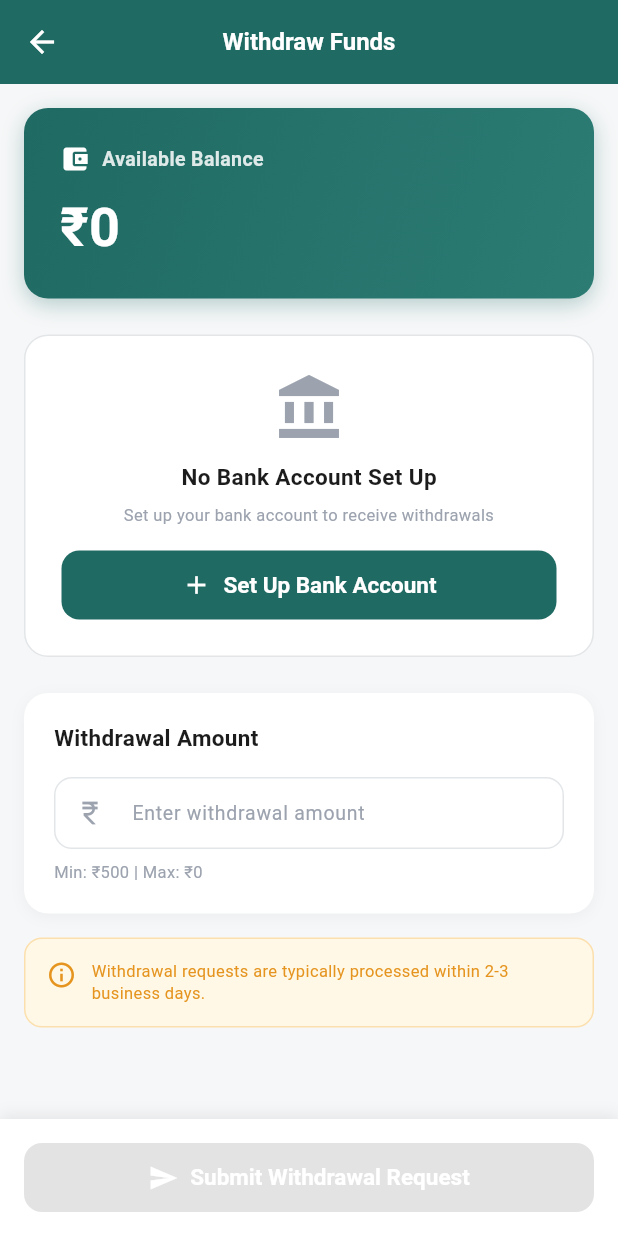
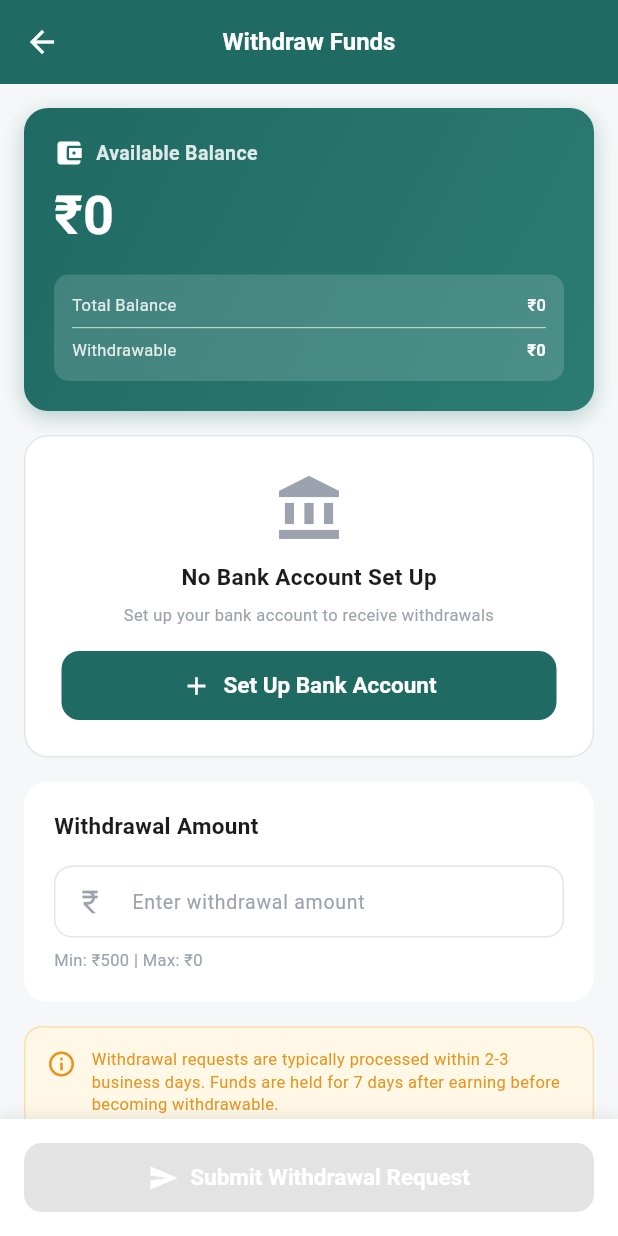
Before and after one commit to mihir-kanzariya/salon-owner, a Flutter app: the EarningsScreen screen opened directly with empty values, after a tap on "Withdraw Funds", on a phone screen of 412 x 824 dp. Run offline on Flutter 3.47's test engine with Material 3 defaults, Android fonts, the phone set to English and light mode, and no system bars; our stand-ins replace cached_network_image, connectivity_plus, firebase_core, firebase_messaging, flutter_local_notifications, flutter_secure_storage and 6 more; accounts and stored records are empty; network calls fail; project files that could hold a hidden picture were left out.

Commit message:
feat: integrate wallet system into earnings and withdrawal flow
Earnings Screen:
- Now fetches wallet summary alongside earnings data
- Stats grid shows: Withdrawable, Net Earnings, Pending Withdrawal, Commission
- Withdrawable balance comes from wallet API (not total_net from earnings)
- Passes correct withdrawable amount to withdrawal screen

Withdrawal Screen:
- Fetches wallet balance independently via GET /wallet/salon/:id/summary
- Shows full balance breakdown: total, held (7-day), pending, withdrawable
- Uses wallet withdraw endpoint (POST /wallet/salon/:id/withdraw)
- Min withdrawal from backend config (not hardcoded)
- Pull-to-refresh to reload wallet + bank data
- Disabled submit button when balance < minimum

Translations:
- Added: withdrawable, total_balance, held, pending_withdrawal (en + gu)

Data Flow:
  Dashboard → Earnings Screen → Withdrawal Screen
  Each screen fetches fresh wallet data independently
  No stale balance passed between screens

Co-Authored-By: Claude Opus 4.6 (1M context) <noreply@anthropic.com>

```diff
--- a/lib/core/i18n/app_translations.dart
+++ b/lib/core/i18n/app_translations.dart
@@ -242,6 +242,10 @@ class AppTranslations {
     'total_commission': 'Total Commission',
     'net_earnings': 'Net Earnings',
     'total_bookings_count': 'Total Bookings',
+    'withdrawable': 'Withdrawable',
+    'total_balance': 'Total Balance',
+    'held': 'Held',
+    'pending_withdrawal': 'Pending Withdrawal',
     'request_withdrawal': 'Request Withdrawal',
     'withdrawal_history': 'Withdrawal History',
     'transaction_history': 'Transaction History',
@@ -548,6 +552,10 @@ class AppTranslations {
     'total_commission': 'ટોટલ કમિશન',
     'net_earnings': 'નેટ અર્નિંગ્સ',
     'total_bookings_count': 'ટોટલ બુકિંગ્સ',
+    'withdrawable': 'વિડ્રો કરી શકાય',
+    'total_balance': 'ટોટલ બેલેન્સ',
+    'held': 'હોલ્ડ',
+    'pending_withdrawal': 'પેન્ડિંગ વિડ્રોઅલ',
     'request_withdrawal': 'વિડ્રોઅલ રિક્વેસ્ટ',
     'withdrawal_history': 'વિડ્રોઅલ હિસ્ટ્રી',
     'transaction_history': 'ટ્રાન્ઝેક્શન હિસ્ટ્રી',
--- a/lib/features/salon/earnings/presentation/screens/earnings_screen.dart
+++ b/lib/features/salon/earnings/presentation/screens/earnings_screen.dart
@@ -1,3 +1,4 @@
+import '../../../../../config/api_config.dart';
 import '../../../../../core/i18n/locale_provider.dart';
 import '../../../../../core/widgets/language_toggle.dart';
 import 'package:flutter/material.dart';
@@ -22,18 +23,30 @@ class _EarningsScreenState extends State<EarningsScreen> {
   final ApiService _api = ApiService();
   bool _isLoading = true;
   Map<String, dynamic> _earnings = {};
+  Map<String, dynamic> _wallet = {};
   List<dynamic> _transactions = [];
 
   @override
   void initState() {
     super.initState();
-    _loadEarnings();
+    _loadData();
+  }
+
+  Future<void> _loadData() async {
+    setState(() => _isLoading = true);
+    await Future.wait([_loadEarnings(), _loadWallet()]);
+    if (mounted) setState(() => _isLoading = false);
+  }
+
+  Future<void> _loadWallet() async {
+    try {
+      final res = await _api.get(ApiConfig.walletSummary(widget.salonId));
+      if (res['data'] != null) _wallet = res['data'];
+    } catch (_) {}
   }
 
   Future<void> _loadEarnings() async {
     try {
-      setState(() => _isLoading = true);
-
       final queryParams = <String, dynamic>{};
       if (widget.stylistMemberId != null) {
         queryParams['stylist_member_id'] = widget.stylistMemberId!;
@@ -43,21 +56,21 @@ class _EarningsScreenState extends State<EarningsScreen> {
         queryParams: queryParams.isNotEmpty ? queryParams : null,
       );
       final data = res['data'] ?? {};
-      final summary = data['summary'] as Map<String, dynamic>? ?? {};
 
-      // Map backend response fields to what the UI expects
+      final walletAvailable = _parseNum(_wallet['available_balance']);
+      final walletHeld = _parseNum(_wallet['held_balance']);
+      final walletPending = _parseNum(_wallet['pending_withdrawals']);
+
       _earnings = {
-        'total_earnings': _parseNum(summary['total_net']),
-        'this_month': _parseNum(summary['total_net']), // same as total for now
-        'pending_withdrawal': 0,
-        'commission_paid': _parseNum(summary['total_commission']),
+        'total_earnings': _parseNum(data['total_net']),
+        'available': walletAvailable,
+        'held': walletHeld,
+        'pending_withdrawal': walletPending,
+        'commission_paid': _parseNum(data['total_commission']),
+        'withdrawable': _parseNum(_wallet['withdrawable_balance']),
       };
       _transactions = (data['earnings'] as List<dynamic>?) ?? [];
-
-      setState(() => _isLoading = false);
-    } catch (_) {
-      setState(() => _isLoading = false);
-    }
+    } catch (_) {}
   }
 
   num _parseNum(dynamic value) {
@@ -126,18 +139,10 @@ class _EarningsScreenState extends State<EarningsScreen> {
 
   Widget _buildStatsGrid() {
     final l = context.watch<LocaleProvider>();
-    final totalEarnings = _earnings['total_earnings'] ??
-        _earnings['totalEarnings'] ??
-        0;
-    final thisMonth = _earnings['this_month'] ??
-        _earnings['thisMonth'] ??
-        0;
-    final pendingWithdrawal = _earnings['pending_withdrawal'] ??
-        _earnings['pendingWithdrawal'] ??
-        0;
-    final commissionPaid = _earnings['commission_paid'] ??
-        _earnings['commissionPaid'] ??
-        0;
+    final withdrawable = _earnings['withdrawable'] ?? 0;
+    final totalEarnings = _earnings['total_earnings'] ?? 0;
+    final pendingWithdrawal = _earnings['pending_withdrawal'] ?? 0;
+    final commissionPaid = _earnings['commission_paid'] ?? 0;
 
     return GridView.count(
       crossAxisCount: 2,
@@ -148,21 +153,21 @@ class _EarningsScreenState extends State<EarningsScreen> {
       physics: const NeverScrollableScrollPhysics(),
       children: [
         _EarningsCard(
-          title: l.tr('net_earnings'),
-          amount: _formatCurrency(totalEarnings),
+          title: l.tr('withdrawable'),
+          amount: _formatCurrency(withdrawable),
           icon: Icons.account_balance_wallet,
           color: AppColors.primary,
           bgColor: AppColors.primary.withValues(alpha: 0.1),
         ),
         _EarningsCard(
-          title: l.tr('total_revenue'),
-          amount: _formatCurrency(thisMonth),
-          icon: Icons.calendar_month,
+          title: l.tr('net_earnings'),
+          amount: _formatCurrency(totalEarnings),
+          icon: Icons.trending_up,
           color: AppColors.success,
           bgColor: AppColors.successLight,
         ),
         _EarningsCard(
-          title: l.tr('request_withdrawal'),
+          title: l.tr('pending_withdrawal'),
           amount: _formatCurrency(pendingWithdrawal),
           icon: Icons.pending_actions,
           color: AppColors.accent,
@@ -314,13 +319,13 @@ class _EarningsScreenState extends State<EarningsScreen> {
           text: context.watch<LocaleProvider>().tr('withdraw_funds'),
           icon: Icons.account_balance,
           onPressed: () {
-            final available = (_earnings['total_earnings'] as num?)?.toDouble() ?? 0.0;
+            final withdrawable = (_earnings['withdrawable'] as num?)?.toDouble() ?? 0.0;
             Navigator.pushNamed(
               context,
               '/salon/withdraw',
               arguments: {
                 'salon_id': widget.salonId,
-                'available_balance': available,
+                'available_balance': withdrawable,
               },
             );
           },
--- a/lib/features/salon/earnings/presentation/screens/withdrawal_screen.dart
+++ b/lib/features/salon/earnings/presentation/screens/withdrawal_screen.dart
@@ -1,5 +1,6 @@
 import 'package:flutter/material.dart';
 import 'package:provider/provider.dart';
+import '../../../../../config/api_config.dart';
 import '../../../../../core/i18n/locale_provider.dart';
 import '../../../../../core/constants/app_colors.dart';
 import '../../../../../core/constants/app_text_styles.dart';
@@ -10,7 +11,7 @@ import '../../../../../services/api_service.dart';
 
 class WithdrawalScreen extends StatefulWidget {
   final String salonId;
-  final double availableBalance;
+  final double availableBalance; // Kept for backward compat, but we fetch fresh
 
   const WithdrawalScreen({
     super.key,
@@ -27,14 +28,32 @@ class _WithdrawalScreenState extends State<WithdrawalScreen> {
   final _formKey = GlobalKey<FormState>();
   final _amountController = TextEditingController();
 
+  bool _isLoading = true;
   bool _isSubmitting = false;
-  bool _isLoadingBank = true;
   Map<String, dynamic>? _savedBank;
+  Map<String, dynamic> _wallet = {};
+
+  double get _withdrawableBalance =>
+      double.tryParse(_wallet['withdrawable_balance']?.toString() ?? '') ??
+      double.tryParse(_wallet['available_balance']?.toString() ?? '') ??
+      widget.availableBalance;
+
+  double get _totalBalance =>
+      double.tryParse(_wallet['total_balance']?.toString() ?? '') ?? 0;
+
+  double get _heldBalance =>
+      double.tryParse(_wallet['held_balance']?.toString() ?? '') ?? 0;
+
+  double get _pendingWithdrawals =>
+      double.tryParse(_wallet['pending_withdrawals']?.toString() ?? '') ?? 0;
+
+  double get _minWithdrawal =>
+      double.tryParse(_wallet['min_withdrawal']?.toString() ?? '') ?? 500;
 
   @override
   void initState() {
     super.initState();
-    _loadBankAccount();
+    _loadData();
   }
 
   @override
@@ -43,17 +62,26 @@ class _WithdrawalScreenState extends State<WithdrawalScreen> {
     super.dispose();
   }
 
+  Future<void> _loadData() async {
+    setState(() => _isLoading = true);
+    await Future.wait([_loadWallet(), _loadBankAccount()]);
+    if (mounted) setState(() => _isLoading = false);
+  }
+
+  Future<void> _loadWallet() async {
+    try {
+      final res = await _api.get(ApiConfig.walletSummary(widget.salonId));
+      if (res['data'] != null) _wallet = res['data'];
+    } catch (_) {
+      // Fall back to passed balance
+    }
+  }
+
   Future<void> _loadBankAccount() async {
     try {
       final res = await _api.get('/salons/${widget.salonId}/bank-account');
-      if (res['data'] != null) {
-        setState(() { _savedBank = res['data']; _isLoadingBank = false; });
-      } else {
-        setState(() => _isLoadingBank = false);
-      }
-    } catch (_) {
-      setState(() => _isLoadingBank = false);
-    }
+      if (res['data'] != null) _savedBank = res['data'];
+    } catch (_) {}
   }
 
   Future<void> _submitWithdrawal() async {
@@ -65,7 +93,7 @@ class _WithdrawalScreenState extends State<WithdrawalScreen> {
 
     setState(() => _isSubmitting = true);
     try {
-      await _api.post('/payments/salon/${widget.salonId}/withdraw', body: {
+      await _api.post(ApiConfig.walletWithdraw(widget.salonId), body: {
         'amount': double.parse(_amountController.text.trim()),
       });
       if (!mounted) return;
@@ -80,33 +108,37 @@ class _WithdrawalScreenState extends State<WithdrawalScreen> {
     }
   }
 
-  String _formatCurrency(double amount) {
+  String _fmt(double amount) {
     if (amount >= 100000) return '\u20B9${(amount / 1000).toStringAsFixed(1)}K';
     return '\u20B9${amount.toStringAsFixed(amount.truncateToDouble() == amount ? 0 : 2)}';
   }
 
   @override
   Widget build(BuildContext context) {
+    final l = context.watch<LocaleProvider>();
     return Scaffold(
       backgroundColor: AppColors.background,
-      appBar: AppBar(title: Text(context.watch<LocaleProvider>().tr('withdraw_funds'))),
-      body: _isLoadingBank
+      appBar: AppBar(title: Text(l.tr('withdraw_funds'))),
+      body: _isLoading
           ? const Center(child: CircularProgressIndicator())
           : Column(
               children: [
                 Expanded(
+                  child: RefreshIndicator(
+                    onRefresh: _loadData,
                     child: SingleChildScrollView(
+                      physics: const AlwaysScrollableScrollPhysics(),
                       padding: const EdgeInsets.all(16),
                       child: Form(
                         key: _formKey,
                         child: Column(
                           crossAxisAlignment: CrossAxisAlignment.start,
                           children: [
-                          _buildBalanceCard(),
-                          const SizedBox(height: 24),
-                          _buildBankCard(),
-                          const SizedBox(height: 24),
-                          _buildAmountSection(),
+                            _buildWalletCard(l),
+                            const SizedBox(height: 16),
+                            _buildBankCard(l),
+                            const SizedBox(height: 16),
+                            _buildAmountSection(l),
                             const SizedBox(height: 16),
                             _buildInfoNote(),
                           ],
@@ -114,16 +146,17 @@ class _WithdrawalScreenState extends State<WithdrawalScreen> {
                       ),
                     ),
                   ),
-                _buildSubmitButton(),
+                ),
+                _buildSubmitButton(l),
               ],
             ),
     );
   }
 
-  Widget _buildBalanceCard() {
+  Widget _buildWalletCard(LocaleProvider l) {
     return Container(
       width: double.infinity,
-      padding: const EdgeInsets.all(24),
+      padding: const EdgeInsets.all(20),
       decoration: BoxDecoration(
         gradient: const LinearGradient(colors: [AppColors.primary, AppColors.primaryLight], begin: Alignment.topLeft, end: Alignment.bottomRight),
         borderRadius: BorderRadius.circular(16),
@@ -135,16 +168,55 @@ class _WithdrawalScreenState extends State<WithdrawalScreen> {
           Row(children: [
             const Icon(Icons.account_balance_wallet, color: AppColors.white, size: 20),
             const SizedBox(width: 8),
-            Text(context.watch<LocaleProvider>().tr('available_balance'), style: AppTextStyles.labelLarge.copyWith(color: AppColors.white.withValues(alpha: 0.85))),
+            Text(l.tr('available_balance'), style: AppTextStyles.labelLarge.copyWith(color: AppColors.white.withValues(alpha: 0.85))),
           ]),
-          const SizedBox(height: 12),
-          Text(_formatCurrency(widget.availableBalance), style: AppTextStyles.h1.copyWith(color: AppColors.white, fontSize: 36)),
+          const SizedBox(height: 8),
+          Text(_fmt(_withdrawableBalance), style: AppTextStyles.h1.copyWith(color: AppColors.white, fontSize: 36)),
+          const SizedBox(height: 16),
+          // Balance breakdown
+          Container(
+            padding: const EdgeInsets.all(12),
+            decoration: BoxDecoration(
+              color: AppColors.white.withValues(alpha: 0.15),
+              borderRadius: BorderRadius.circular(10),
+            ),
+            child: Column(
+              children: [
+                _balanceRow(l.tr('total_balance'), _fmt(_totalBalance)),
+                if (_heldBalance > 0) ...[
+                  const SizedBox(height: 6),
+                  _balanceRow('${l.tr('held')} (7-day hold)', _fmt(_heldBalance), color: AppColors.warningLight),
+                ],
+                if (_pendingWithdrawals > 0) ...[
+                  const SizedBox(height: 6),
+                  _balanceRow(l.tr('pending_withdrawal'), '-${_fmt(_pendingWithdrawals)}', color: AppColors.warningLight),
+                ],
+                const SizedBox(height: 6),
+                const Divider(color: AppColors.white, height: 1),
+                const SizedBox(height: 6),
+                _balanceRow(l.tr('withdrawable'), _fmt(_withdrawableBalance), isBold: true),
+              ],
+            ),
+          ),
         ],
       ),
     );
   }
 
-  Widget _buildBankCard() {
+  Widget _balanceRow(String label, String value, {bool isBold = false, Color? color}) {
+    return Row(
+      mainAxisAlignment: MainAxisAlignment.spaceBetween,
+      children: [
+        Text(label, style: AppTextStyles.bodySmall.copyWith(color: color ?? AppColors.white.withValues(alpha: 0.85))),
+        Text(value, style: AppTextStyles.bodySmall.copyWith(
+          color: AppColors.white,
+          fontWeight: isBold ? FontWeight.w700 : FontWeight.w500,
+        )),
+      ],
+    );
+  }
+
+  Widget _buildBankCard(LocaleProvider l) {
     if (_savedBank == null) {
       return Container(
         width: double.infinity,
@@ -153,15 +225,15 @@ class _WithdrawalScreenState extends State<WithdrawalScreen> {
         child: Column(children: [
           const Icon(Icons.account_balance, size: 48, color: AppColors.textMuted),
           const SizedBox(height: 12),
-          Text(context.watch<LocaleProvider>().tr('no_bank_account'), style: AppTextStyles.h4),
+          Text(l.tr('no_bank_account'), style: AppTextStyles.h4),
           const SizedBox(height: 8),
-          Text(context.watch<LocaleProvider>().tr('setup_bank_subtitle'), style: AppTextStyles.caption, textAlign: TextAlign.center),
+          Text(l.tr('setup_bank_subtitle'), style: AppTextStyles.caption, textAlign: TextAlign.center),
           const SizedBox(height: 16),
           AppButton(
-            text: context.watch<LocaleProvider>().tr('setup_bank'),
+            text: l.tr('setup_bank'),
             onPressed: () async {
               await Navigator.pushNamed(context, '/salon/bank-account', arguments: widget.salonId);
-              _loadBankAccount();
+              _loadBankAccount().then((_) { if (mounted) setState(() {}); });
             },
             icon: Icons.add,
           ),
@@ -169,21 +241,22 @@ class _WithdrawalScreenState extends State<WithdrawalScreen> {
       );
     }
 
+    final masked = _maskAccount(_savedBank!['account_number']?.toString());
     return Container(
       width: double.infinity,
       padding: const EdgeInsets.all(20),
-      decoration: BoxDecoration(color: AppColors.cardBackground, borderRadius: BorderRadius.circular(16), boxShadow: [BoxShadow(color: Colors.black.withValues(alpha: 0.04), blurRadius: 8, offset: const Offset(0, 2))]),
+      decoration: BoxDecoration(color: AppColors.cardBackground, borderRadius: BorderRadius.circular(16)),
       child: Column(crossAxisAlignment: CrossAxisAlignment.start, children: [
         Row(children: [
           const Icon(Icons.account_balance, color: AppColors.primary, size: 22),
           const SizedBox(width: 8),
-          Expanded(child: Text(context.watch<LocaleProvider>().tr('bank_account'), style: AppTextStyles.h4)),
+          Expanded(child: Text(l.tr('bank_account'), style: AppTextStyles.h4)),
           GestureDetector(
             onTap: () async {
               await Navigator.pushNamed(context, '/salon/bank-account', arguments: widget.salonId);
-              _loadBankAccount();
+              _loadBankAccount().then((_) { if (mounted) setState(() {}); });
             },
-            child: Text(context.watch<LocaleProvider>().tr('change_bank'), style: const TextStyle(color: AppColors.primary, fontSize: 13, fontWeight: FontWeight.w600)),
+            child: Text(l.tr('change_bank'), style: const TextStyle(color: AppColors.primary, fontSize: 13, fontWeight: FontWeight.w600)),
           ),
         ]),
         const SizedBox(height: 16),
@@ -195,7 +268,7 @@ class _WithdrawalScreenState extends State<WithdrawalScreen> {
           ),
           const SizedBox(width: 12),
           Column(crossAxisAlignment: CrossAxisAlignment.start, children: [
-            Text(_savedBank!['account_number'] ?? '****', style: AppTextStyles.labelLarge),
+            Text(masked, style: AppTextStyles.labelLarge),
             Text('${_savedBank!['bank_name'] ?? 'Bank'} | ${_savedBank!['holder_name'] ?? ''}', style: AppTextStyles.caption),
           ]),
         ]),
@@ -203,13 +276,18 @@ class _WithdrawalScreenState extends State<WithdrawalScreen> {
     );
   }
 
-  Widget _buildAmountSection() {
+  String _maskAccount(String? num) {
+    if (num == null || num.length <= 4) return num ?? '****';
+    return '${'*' * (num.length - 4)}${num.substring(num.length - 4)}';
+  }
+
+  Widget _buildAmountSection(LocaleProvider l) {
     return Container(
       width: double.infinity,
       padding: const EdgeInsets.all(20),
-      decoration: BoxDecoration(color: AppColors.cardBackground, borderRadius: BorderRadius.circular(16), boxShadow: [BoxShadow(color: Colors.black.withValues(alpha: 0.04), blurRadius: 8, offset: const Offset(0, 2))]),
+      decoration: BoxDecoration(color: AppColors.cardBackground, borderRadius: BorderRadius.circular(16)),
       child: Column(crossAxisAlignment: CrossAxisAlignment.start, children: [
-        Text(context.watch<LocaleProvider>().tr('withdrawal_amount'), style: AppTextStyles.h4),
+        Text(l.tr('withdrawal_amount'), style: AppTextStyles.h4),
         const SizedBox(height: 16),
         AppTextField(
           controller: _amountController,
@@ -220,13 +298,13 @@ class _WithdrawalScreenState extends State<WithdrawalScreen> {
             if (value == null || value.trim().isEmpty) return 'Please enter an amount';
             final amount = double.tryParse(value.trim());
             if (amount == null || amount <= 0) return 'Please enter a valid amount';
-            if (amount < 500) return 'Minimum withdrawal is \u20B9500';
-            if (amount > widget.availableBalance) return 'Amount exceeds available balance';
+            if (amount < _minWithdrawal) return 'Minimum withdrawal is \u20B9${_minWithdrawal.toStringAsFixed(0)}';
+            if (amount > _withdrawableBalance) return 'Amount exceeds withdrawable balance (\u20B9${_withdrawableBalance.toStringAsFixed(0)})';
             return null;
           },
         ),
         const SizedBox(height: 8),
-        Text('Min: \u20B9500 | Max: \u20B9${widget.availableBalance.toStringAsFixed(0)}', style: AppTextStyles.caption),
+        Text('Min: \u20B9${_minWithdrawal.toStringAsFixed(0)} | Max: \u20B9${_withdrawableBalance.toStringAsFixed(0)}', style: AppTextStyles.caption),
       ]),
     );
   }
@@ -239,20 +317,20 @@ class _WithdrawalScreenState extends State<WithdrawalScreen> {
       child: Row(crossAxisAlignment: CrossAxisAlignment.start, children: [
         const Icon(Icons.info_outline, color: AppColors.accentDark, size: 20),
         const SizedBox(width: 10),
-        Expanded(child: Text('Withdrawal requests are typically processed within 2-3 business days.', style: AppTextStyles.bodySmall.copyWith(color: AppColors.accentDark, height: 1.4))),
+        Expanded(child: Text('Withdrawal requests are typically processed within 2-3 business days. Funds are held for 7 days after earning before becoming withdrawable.', style: AppTextStyles.bodySmall.copyWith(color: AppColors.accentDark, height: 1.4))),
       ]),
     );
   }
 
-  Widget _buildSubmitButton() {
+  Widget _buildSubmitButton(LocaleProvider l) {
     return Container(
       padding: const EdgeInsets.all(16),
       decoration: BoxDecoration(color: AppColors.cardBackground, boxShadow: [BoxShadow(color: Colors.black.withValues(alpha: 0.08), blurRadius: 8, offset: const Offset(0, -2))]),
       child: SafeArea(
         top: false,
         child: AppButton(
-          text: context.watch<LocaleProvider>().tr('submit_withdrawal'),
-          onPressed: (_isSubmitting || _savedBank == null) ? null : _submitWithdrawal,
+          text: l.tr('submit_withdrawal'),
+          onPressed: (_isSubmitting || _savedBank == null || _withdrawableBalance < _minWithdrawal) ? null : _submitWithdrawal,
           isLoading: _isSubmitting,
           icon: _isSubmitting ? null : Icons.send,
         ),
```
Lines whose indentation alone changed are shown as unchanged.
